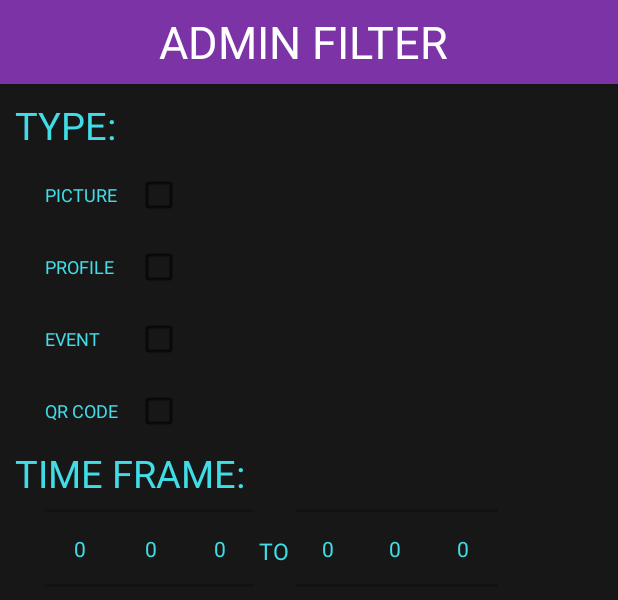
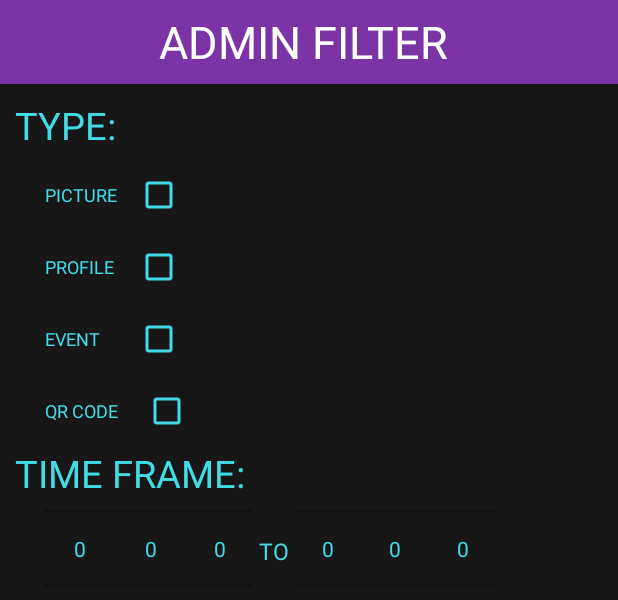
Before and after one commit to CMPUT301F24Noodle/Noodle-Event-Lottery, an Android app: the layout fragment_admin.xml on its own in the app's theme, with its tools: preview values and no code run, on a phone screen of 412 x 824 dp. Shown: the top 600 px of the screen. Run offline under Robolectric (Android 15) with nearby library versions, the phone set to English and light mode, and no system bars; Roboto replaces fonts that are not available here.

Commit message:
change the colour of the checkbox and time picker
# Conflicts:
#	app/app/src/main/res/layout/fragment_admin.xml

```diff
--- a/app/app/src/main/res/layout/fragment_admin.xml
+++ b/app/app/src/main/res/layout/fragment_admin.xml
@@ -73,6 +73,7 @@
             android:drawableRight="?android:attr/listChoiceIndicatorMultiple"
             android:text="PICTURE"
             android:textColor="@color/text_cyan"
+            android:drawableTint="@color/text_cyan"
             android:textSize="12dp" />
 
         <CheckBox
@@ -84,6 +85,7 @@
             android:drawableRight="?android:attr/listChoiceIndicatorMultiple"
             android:text="PROFILE"
             android:textColor="@color/text_cyan"
+            android:drawableTint="@color/text_cyan"
             android:textSize="12dp" />
 
         <CheckBox
@@ -95,15 +97,17 @@
             android:drawableRight="?android:attr/listChoiceIndicatorMultiple"
             android:text="EVENT"
             android:textColor="@color/text_cyan"
+            android:drawableTint="@color/text_cyan"
             android:textSize="12dp" />
 
         <CheckBox
             android:id="@+id/nav_qr_code"
-            android:layout_width="92dp"
+            android:layout_width="97dp"
             android:layout_height="match_parent"
             android:button="@null"
             android:buttonTint="@color/text_cyan"
             android:drawableRight="?android:attr/listChoiceIndicatorMultiple"
+            android:drawableTint="@color/text_cyan"
             android:text="QR CODE"
             android:textColor="@color/text_cyan"
             android:textSize="12dp" />
@@ -163,7 +167,7 @@
         <TextView
             android:id="@+id/nav_npick"
             android:layout_width="match_parent"
-            android:layout_height="match_parent"
+            android:layout_height="wrap_content"
             android:text=" TO "
             android:textColor="@color/text_cyan"
             android:textSize="15dp"
--- /dev/null
+++ b/app/app/src/main/res/values/style.xml
@@ -0,0 +1,7 @@
+<?xml version="1.0" encoding="utf-8"?>
+
+<resources>
+    <style name="AppTheme.Picker" parent="Theme.AppCompat.Light.NoActionBar" >
+        <item name="android:textColorPrimary">@color/text_cyan</item>
+    </style>
+</resources>
```
